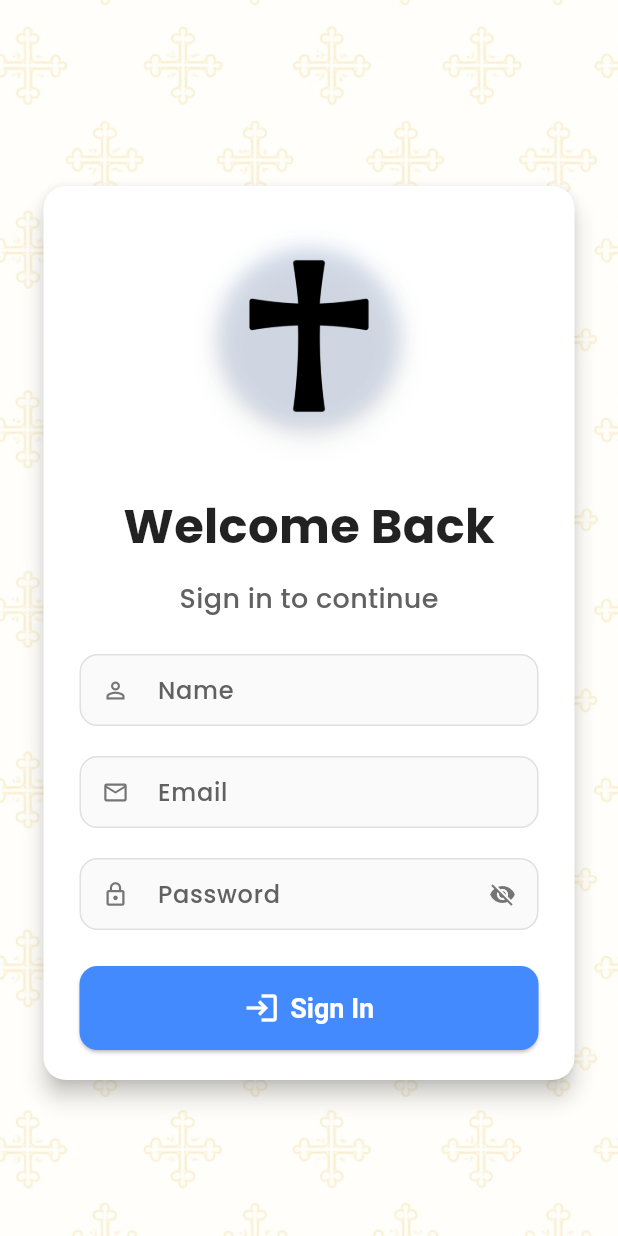
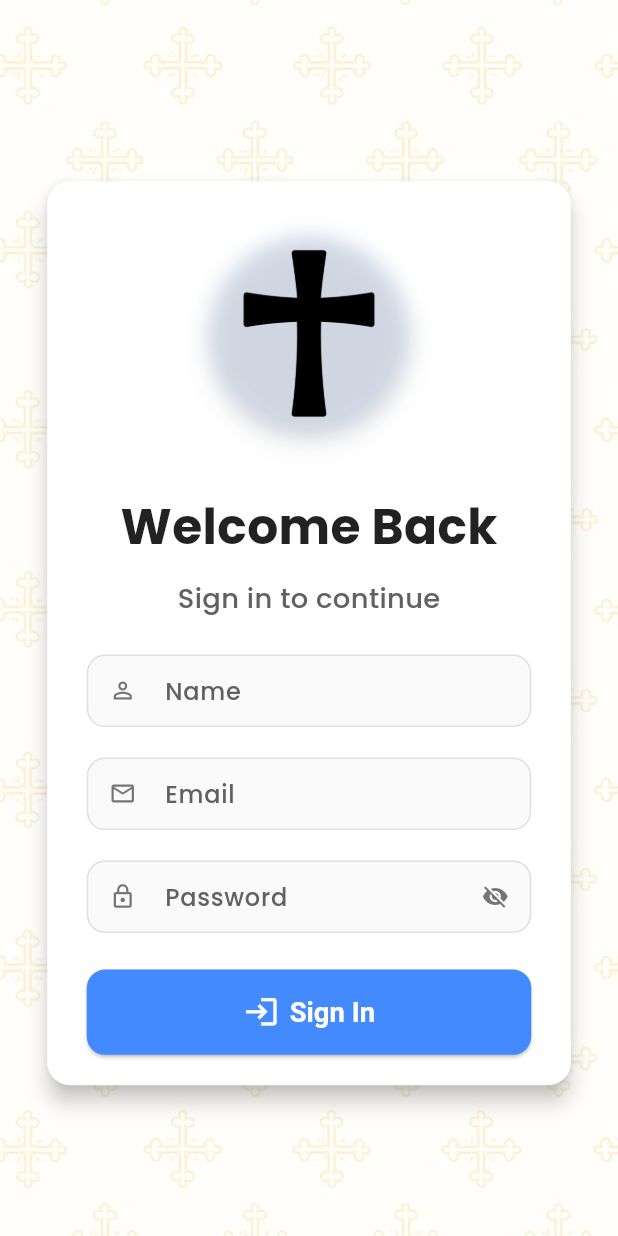
Before and after one commit to carlemad293/Regala-e3dady02, a Flutter app: the screen it shows after launch, on a phone screen of 412 x 824 dp. Run offline on Flutter 3.47's test engine with Material 3 defaults, Android fonts, the light colour scheme and no system bars; our stand-ins replace cached_network_image, cloud_firestore, cloud_functions, confetti, connectivity_plus, firebase_auth and 14 more; missing offline and left inert: file_saver; accounts and stored records are empty.

Commit message:
responsive to different screen sizes and font sizes.

```diff
--- a/lib/features/app/splash_screen/splash_screen.dart
+++ b/lib/features/app/splash_screen/splash_screen.dart
@@ -11,6 +11,7 @@ import 'package:regala_e3dady/features/app/version_check_service.dart';
 import 'package:regala_e3dady/features/app/version_update_dialog.dart';
 import 'package:regala_e3dady/features/app/notification_service.dart';
 import 'package:flutter/foundation.dart' show kIsWeb;
+import 'package:flutter_screenutil/flutter_screenutil.dart';
 
 class SplashScreen extends StatefulWidget {
   const SplashScreen({Key? key}) : super(key: key);
--- a/lib/features/user_auth/presentation/pages/admin_export_page.dart
+++ b/lib/features/user_auth/presentation/pages/admin_export_page.dart
@@ -3,6 +3,7 @@ import 'package:cloud_firestore/cloud_firestore.dart';
 import 'package:file_saver/file_saver.dart';
 import 'dart:convert';
 import 'package:intl/intl.dart';
+import 'package:flutter_screenutil/flutter_screenutil.dart';
 
 class AdminExportPage extends StatefulWidget {
   const AdminExportPage({Key? key}) : super(key: key);
--- a/lib/features/user_auth/presentation/pages/admin_tools_screen.dart
+++ b/lib/features/user_auth/presentation/pages/admin_tools_screen.dart
@@ -5,6 +5,7 @@ import 'package:google_fonts/google_fonts.dart';
 import 'package:intl/intl.dart';
 import 'package:image_picker/image_picker.dart';
 import 'package:firebase_storage/firebase_storage.dart';
+import 'package:flutter_screenutil/flutter_screenutil.dart';
 
 class AdminToolsScreen extends StatefulWidget {
   @override
--- a/lib/features/user_auth/presentation/pages/dawra_organizer_screen.dart
+++ b/lib/features/user_auth/presentation/pages/dawra_organizer_screen.dart
@@ -4,6 +4,7 @@ import 'dart:math';
 import 'package:shared_preferences/shared_preferences.dart';
 import 'models/app_drawer.dart';
 import 'package:confetti/confetti.dart';
+import 'package:flutter_screenutil/flutter_screenutil.dart';
 
 class DawraOrganizerScreen extends StatefulWidget {
   @override
--- a/lib/features/user_auth/presentation/pages/login_page.dart
+++ b/lib/features/user_auth/presentation/pages/login_page.dart
@@ -3,6 +3,7 @@ import 'package:firebase_auth/firebase_auth.dart';
 import 'package:flutter/material.dart';
 import 'package:flutter_secure_storage/flutter_secure_storage.dart';
 import 'package:shared_preferences/shared_preferences.dart';
+import 'package:flutter_screenutil/flutter_screenutil.dart';
 
 import 'home_page.dart';
 import '../../../app/notification_service.dart';
@@ -223,18 +224,23 @@ class _SignInScreenState extends State<SignInScreen> {
           Center(
             child: SingleChildScrollView(
               child: Padding(
-                padding:
-                    const EdgeInsets.only(top: 20.0, left: 25.0, right: 25.0),
+                padding: EdgeInsets.only(
+                  top: 20.h,
+                  left: 25.w,
+                  right: 25.w,
+                ),
                 child: Card(
                   elevation: 6,
                   color: isDark ? Color(0xFF2A2A2A) : Colors.white,
                   shape: RoundedRectangleBorder(
-                    borderRadius: BorderRadius.circular(15),
+                    borderRadius: BorderRadius.circular(15.r),
                   ),
                   child: Container(
-                    width: 500,
-                    padding: const EdgeInsets.symmetric(
-                        horizontal: 24.0, vertical: 20.0),
+                    width: 500.w,
+                    padding: EdgeInsets.symmetric(
+                      horizontal: 24.w,
+                      vertical: 20.h,
+                    ),
                     child: AutofillGroup(
                       child: Column(
                         mainAxisSize: MainAxisSize.min,
@@ -245,83 +251,83 @@ class _SignInScreenState extends State<SignInScreen> {
                               boxShadow: [
                                 BoxShadow(
                                   color: Colors.black.withOpacity(0.08),
-                                  blurRadius: 15,
-                                  spreadRadius: 2,
-                                  offset: Offset(0, 6),
+                                  blurRadius: 15.r,
+                                  spreadRadius: 2.r,
+                                  offset: Offset(0, 6.h),
                                 ),
                                 BoxShadow(
                                   color: Colors.black.withOpacity(0.05),
-                                  blurRadius: 8,
-                                  spreadRadius: 1,
-                                  offset: Offset(0, 3),
+                                  blurRadius: 8.r,
+                                  spreadRadius: 1.r,
+                                  offset: Offset(0, 3.h),
                                 ),
                                 BoxShadow(
                                   color: Colors.blueAccent.withOpacity(0.1),
-                                  blurRadius: 10,
-                                  spreadRadius: 1,
+                                  blurRadius: 10.r,
+                                  spreadRadius: 1.r,
                                   offset: Offset(0, 0),
                                 ),
                               ],
                             ),
                             child: Image.asset(
                               'assets/cross.png',
-                              height: 160.0,
-                              width: 120.0,
+                              height: 160.h,
+                              width: 120.w,
                             ),
                           ),
-                          SizedBox(height: 24),
+                          SizedBox(height: 24.h),
                           Text(
                             'Welcome Back',
                             style: TextStyle(
-                              fontSize: 32,
+                              fontSize: 32.sp,
                               fontWeight: FontWeight.bold,
                               color: isDark ? Colors.white : Colors.black87,
                             ),
                           ),
-                          SizedBox(height: 12),
+                          SizedBox(height: 12.h),
                           Text(
                             'Sign in to continue',
                             style: TextStyle(
-                              fontSize: 18,
+                              fontSize: 18.sp,
                               color:
                                   isDark ? Colors.grey[400] : Colors.grey[700],
                               fontWeight: FontWeight.w500,
                             ),
                           ),
-                          SizedBox(height: 24),
+                          SizedBox(height: 24.h),
                           _buildTextField(
                             controller: _nameController,
                             label: 'Name',
                             icon: Icons.person_outline,
                           ),
-                          SizedBox(height: 20),
+                          SizedBox(height: 20.h),
                           _buildTextField(
                             controller: _emailController,
                             label: 'Email',
                             icon: Icons.email_outlined,
                             keyboardType: TextInputType.emailAddress,
                           ),
-                          SizedBox(height: 20),
+                          SizedBox(height: 20.h),
                           _buildTextField(
                             controller: _passwordController,
                             label: 'Password',
                             icon: Icons.lock_outline,
                             isPassword: true,
                           ),
-                          SizedBox(height: 24),
+                          SizedBox(height: 24.h),
                           SizedBox(
                             width: double.infinity,
                             child: ElevatedButton.icon(
-                              icon: Icon(Icons.login, size: 24),
+                              icon: Icon(Icons.login, size: 24.sp),
                               style: ElevatedButton.styleFrom(
                                 backgroundColor: Colors.blueAccent,
                                 foregroundColor: Colors.white,
                                 shape: RoundedRectangleBorder(
-                                  borderRadius: BorderRadius.circular(12),
+                                  borderRadius: BorderRadius.circular(12.r),
                                 ),
-                                padding: EdgeInsets.symmetric(vertical: 16),
+                                padding: EdgeInsets.symmetric(vertical: 16.h),
                                 textStyle: TextStyle(
-                                  fontSize: 18,
+                                  fontSize: 18.sp,
                                   fontWeight: FontWeight.bold,
                                 ),
                               ),
@@ -339,7 +345,7 @@ class _SignInScreenState extends State<SignInScreen> {
           ),
           if (_errorMessage.isNotEmpty)
             Positioned(
-              top: MediaQuery.of(context).padding.top + 16,
+              top: MediaQuery.of(context).padding.top + 16.h,
               left: 0,
               right: 0,
               child: TweenAnimationBuilder<double>(
@@ -348,19 +354,19 @@ class _SignInScreenState extends State<SignInScreen> {
                 curve: Curves.easeOutCubic,
                 builder: (context, value, child) {
                   return Transform.translate(
-                    offset: Offset(0, value * 100),
+                    offset: Offset(0, value * 100.h),
                     child: Opacity(
                       opacity: 1 + value,
                       child: Material(
                         color: Colors.transparent,
                         child: Container(
-                          margin: EdgeInsets.symmetric(horizontal: 16),
-                          padding: EdgeInsets.all(16),
+                          margin: EdgeInsets.symmetric(horizontal: 16.w),
+                          padding: EdgeInsets.all(16.w),
                           decoration: BoxDecoration(
                             color: isDark
                                 ? Colors.red.shade900.withOpacity(0.3)
                                 : Colors.red.shade50,
-                            borderRadius: BorderRadius.circular(12),
+                            borderRadius: BorderRadius.circular(12.r),
                             border: Border.all(
                               color: isDark
                                   ? Colors.red.shade700
@@ -369,16 +375,16 @@ class _SignInScreenState extends State<SignInScreen> {
                             boxShadow: [
                               BoxShadow(
                                 color: Colors.black.withOpacity(0.1),
-                                blurRadius: 10,
+                                blurRadius: 10.r,
                                 spreadRadius: 0,
-                                offset: Offset(0, 2),
+                                offset: Offset(0, 2.h),
                               ),
                             ],
                           ),
                           child: Row(
                             children: [
                               Container(
-                                padding: EdgeInsets.all(8),
+                                padding: EdgeInsets.all(8.w),
                                 decoration: BoxDecoration(
                                   color: isDark
                                       ? Colors.red.shade800.withOpacity(0.2)
@@ -397,13 +403,13 @@ class _SignInScreenState extends State<SignInScreen> {
                                         color: isDark
                                             ? Colors.red.shade300
                                             : Colors.red,
-                                        size: 24,
+                                        size: 24.sp,
                                       ),
                                     );
                                   },
                                 ),
                               ),
-                              SizedBox(width: 12),
+                              SizedBox(width: 12.w),
                               Expanded(
                                 child: Text(
                                   _errorMessage,
@@ -411,7 +417,7 @@ class _SignInScreenState extends State<SignInScreen> {
                                     color: isDark
                                         ? Colors.red.shade300
                                         : Colors.red,
-                                    fontSize: 16,
+                                    fontSize: 16.sp,
                                     fontWeight: FontWeight.w500,
                                   ),
                                 ),
@@ -439,7 +445,7 @@ class _SignInScreenState extends State<SignInScreen> {
             ),
           if (_successMessage.isNotEmpty)
             Positioned(
-              top: MediaQuery.of(context).padding.top + 16,
+              top: MediaQuery.of(context).padding.top + 16.h,
               left: 0,
               right: 0,
               child: TweenAnimationBuilder<double>(
@@ -448,19 +454,19 @@ class _SignInScreenState extends State<SignInScreen> {
                 curve: Curves.easeOutCubic,
                 builder: (context, value, child) {
                   return Transform.translate(
-                    offset: Offset(0, value * 100),
+                    offset: Offset(0, value * 100.h),
                     child: Opacity(
                       opacity: 1 + value,
                       child: Material(
                         color: Colors.transparent,
                         child: Container(
-                          margin: EdgeInsets.symmetric(horizontal: 16),
-                          padding: EdgeInsets.all(16),
+                          margin: EdgeInsets.symmetric(horizontal: 16.w),
+                          padding: EdgeInsets.all(16.w),
                           decoration: BoxDecoration(
                             color: isDark
                                 ? Colors.green.shade900.withOpacity(0.3)
                                 : Colors.green.shade50,
-                            borderRadius: BorderRadius.circular(12),
+                            borderRadius: BorderRadius.circular(12.r),
                             border: Border.all(
                               color: isDark
                                   ? Colors.green.shade700
@@ -469,16 +475,16 @@ class _SignInScreenState extends State<SignInScreen> {
                             boxShadow: [
                               BoxShadow(
                                 color: Colors.black.withOpacity(0.1),
-                                blurRadius: 10,
+                                blurRadius: 10.r,
                                 spreadRadius: 0,
-                                offset: Offset(0, 2),
+                                offset: Offset(0, 2.h),
                               ),
                             ],
                           ),
                           child: Row(
                             children: [
                               Container(
-                                padding: EdgeInsets.all(8),
+                                padding: EdgeInsets.all(8.w),
                                 decoration: BoxDecoration(
                                   color: isDark
                                       ? Colors.green.shade800.withOpacity(0.2)
@@ -497,13 +503,13 @@ class _SignInScreenState extends State<SignInScreen> {
                                         color: isDark
                                             ? Colors.green.shade300
                                             : Colors.green,
-                                        size: 24,
+                                        size: 24.sp,
                                       ),
                                     );
                                   },
                                 ),
                               ),
-                              SizedBox(width: 12),
+                              SizedBox(width: 12.w),
                               Expanded(
                                 child: Text(
                                   _successMessage,
@@ -511,7 +517,7 @@ class _SignInScreenState extends State<SignInScreen> {
                                     color: isDark
                                         ? Colors.green.shade300
                                         : Colors.green,
-                                    fontSize: 16,
+                                    fontSize: 16.sp,
                                     fontWeight: FontWeight.w500,
                                   ),
                                 ),
@@ -557,14 +563,13 @@ class _SignInScreenState extends State<SignInScreen> {
       obscureText: isPassword ? _obscurePassword : false,
       keyboardType: keyboardType,
       style: TextStyle(
-        fontSize: 16,
+        fontSize: 16.sp,
         color: isDark ? Colors.white : Colors.grey[700],
         fontWeight: FontWeight.w500,
       ),
       decoration: InputDecoration(
         labelText: label,
         labelStyle: TextStyle(
-          fontSize: 16,
           color: isDark ? Colors.grey[400] : Colors.grey[700],
           fontWeight: FontWeight.w500,
         ),
@@ -586,24 +591,24 @@ class _SignInScreenState extends State<SignInScreen> {
               )
             : null,
         border: OutlineInputBorder(
-          borderRadius: BorderRadius.circular(12),
+          borderRadius: BorderRadius.circular(12.r),
           borderSide: BorderSide(
             color: isDark ? Colors.grey[700]! : Colors.grey[300]!,
           ),
         ),
         enabledBorder: OutlineInputBorder(
-          borderRadius: BorderRadius.circular(12),
+          borderRadius: BorderRadius.circular(12.r),
           borderSide: BorderSide(
             color: isDark ? Colors.grey[700]! : Colors.grey[300]!,
           ),
         ),
         focusedBorder: OutlineInputBorder(
-          borderRadius: BorderRadius.circular(12),
-          borderSide: BorderSide(color: Colors.blueAccent, width: 2),
+          borderRadius: BorderRadius.circular(12.r),
+          borderSide: BorderSide(color: Colors.blueAccent, width: 2.h),
         ),
         filled: true,
         fillColor: isDark ? Color(0xFF3A3A3A) : Colors.grey[50],
-        contentPadding: EdgeInsets.symmetric(horizontal: 16, vertical: 12),
+        contentPadding: EdgeInsets.symmetric(horizontal: 16.w, vertical: 12.h),
         isDense: true,
         floatingLabelBehavior: FloatingLabelBehavior.never,
       ),
--- a/lib/main.dart
+++ b/lib/main.dart
@@ -11,6 +11,7 @@ import 'package:regala_e3dady/features/app/notification_service.dart';
 import 'package:provider/provider.dart';
 import 'package:regala_e3dady/features/app/theme/theme_provider.dart';
 import 'package:google_fonts/google_fonts.dart';
+import 'package:flutter_screenutil/flutter_screenutil.dart';
 
 // Background message handler function
 @pragma('vm:entry-point')
@@ -167,13 +168,18 @@ class MyApp extends StatelessWidget {
       data: theme,
       duration: Duration(milliseconds: 350),
       curve: Curves.easeInOut,
-      child: MaterialApp(
+      child: ScreenUtilInit(
+        designSize: Size(375, 812), // iPhone X size, adjust as needed
+        minTextAdapt: true,
+        splitScreenMode: true,
+        builder: (context, child) => MaterialApp(
           debugShowCheckedModeBanner: false,
           title: "Regala e3dady",
           themeMode: themeProvider.themeMode,
           theme: theme,
           darkTheme: theme,
           home: SplashScreen(),
+        ),
       ),
     );
   }
--- a/pubspec.yaml
+++ b/pubspec.yaml
@@ -50,6 +50,7 @@ dependencies:
   cloud_functions: ^5.5.2
   package_info_plus: ^8.0.2
   file_saver: ^0.3.0
+  flutter_screenutil: ^5.9.0
 
 dev_dependencies:
   flutter_test:
```
Also changed, not shown: lib/features/app/theme/theme_provider.dart (+14 -0 lines), lib/features/user_auth/presentation/pages/account_page.dart (+70 -62 lines), lib/features/user_auth/presentation/pages/admin_page.dart (+8 -5 lines), lib/features/user_auth/presentation/pages/help_page.dart (+12 -11 lines), lib/features/user_auth/presentation/pages/home_page.dart (+128 -119 lines), lib/features/user_auth/presentation/pages/models/app_drawer.dart (+12 -11 lines), lib/features/user_auth/presentation/pages/points_page.dart (+77 -64 lines), pubspec.lock. Lines whose indentation alone changed are shown as unchanged.
